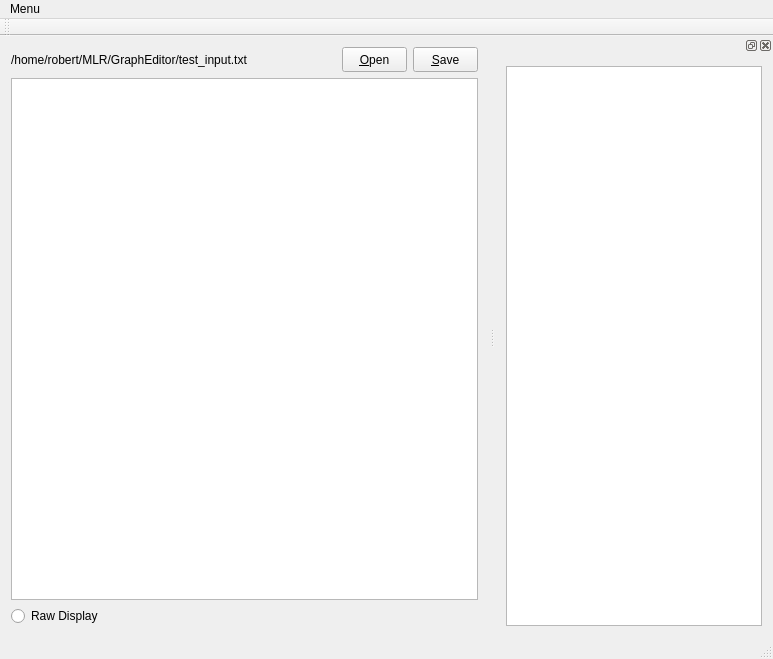
The window that usr/RL/GraphEditor/Editor.ui (cambyse/PO-LGP) describes before a commit, drawn with Qt 5.
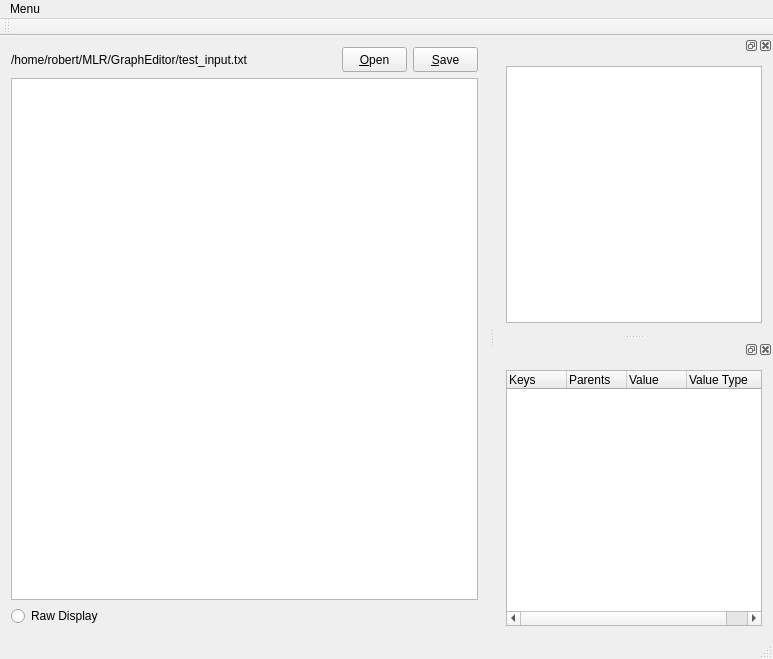
The same window after the commit.

```diff
--- a/usr/RL/GraphEditor/Editor.ui
+++ b/usr/RL/GraphEditor/Editor.ui
@@ -118,7 +118,46 @@
     </layout>
    </widget>
   </widget>
-  <action name="actionShow_Graph">
+  <widget class="QDockWidget" name="tree_view_dock">
+   <attribute name="dockWidgetArea">
+    <number>2</number>
+   </attribute>
+   <widget class="QWidget" name="dockWidgetContents_3">
+    <layout class="QGridLayout" name="gridLayout_2">
+     <item row="0" column="0">
+      <widget class="QTreeWidget" name="tree_view">
+       <property name="columnCount">
+        <number>4</number>
+       </property>
+       <attribute name="headerDefaultSectionSize">
+        <number>60</number>
+       </attribute>
+       <column>
+        <property name="text">
+         <string>Keys</string>
+        </property>
+       </column>
+       <column>
+        <property name="text">
+         <string>Parents</string>
+        </property>
+       </column>
+       <column>
+        <property name="text">
+         <string>Value</string>
+        </property>
+       </column>
+       <column>
+        <property name="text">
+         <string>Value Type</string>
+        </property>
+       </column>
+      </widget>
+     </item>
+    </layout>
+   </widget>
+  </widget>
+  <action name="actionDisplay_Graph">
    <property name="checkable">
     <bool>true</bool>
    </property>
```
Left out of the diff: 73 changed lines with no effect on the pictures.
